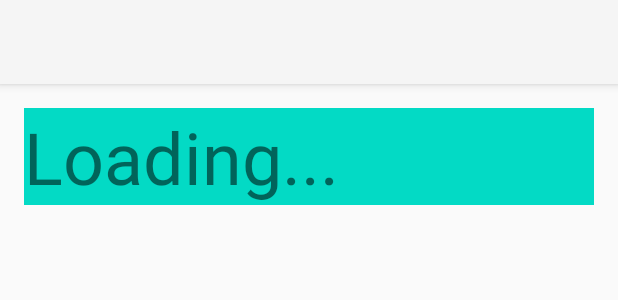
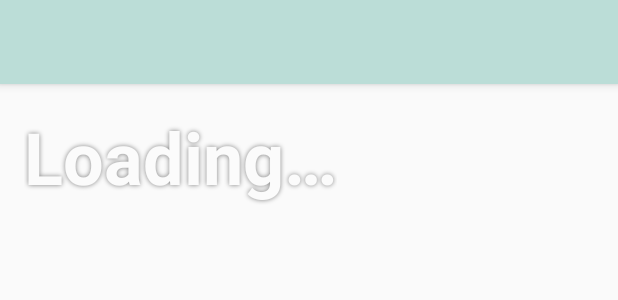
Before and after one commit to vheinamaki/weather-app, an Android app: the layout activity_main.xml on its own in the app's theme, with its tools: preview values and no code run, on a phone screen of 412 x 824 dp. Shown: the top 300 px of the screen. Run offline under Robolectric (Android 15) with nearby library versions, the phone set to English and light mode, and no system bars.

Commit message:
XML Cleanup
- Prefix layouts used by recyclerview with item_
- Move weather ui into its own layout
- Update weather ui style
- Move UI texts to strings file
- Update color theme

```diff
--- a/app/src/main/java/fi/tuni/genericweatherapp/HourlyWeatherAdapter.kt
+++ b/app/src/main/java/fi/tuni/genericweatherapp/HourlyWeatherAdapter.kt
@@ -16,7 +16,7 @@ class HourlyWeatherAdapter(private val data: ArrayList<OpenWeatherMap.Hourly>) :
     }
 
     override fun onCreateViewHolder(parent: ViewGroup, viewType: Int): HourlyWeatherHolder {
-        val view = LayoutInflater.from(parent.context).inflate(R.layout.weather_hourly, parent, false)
+        val view = LayoutInflater.from(parent.context).inflate(R.layout.item_weather_hourly, parent, false)
         return HourlyWeatherHolder(view)
     }
 
--- a/app/src/main/java/fi/tuni/genericweatherapp/LocationAdapter.kt
+++ b/app/src/main/java/fi/tuni/genericweatherapp/LocationAdapter.kt
@@ -3,7 +3,6 @@ package fi.tuni.genericweatherapp
 import android.view.LayoutInflater
 import android.view.View
 import android.view.ViewGroup
-import android.widget.Button
 import android.widget.LinearLayout
 import android.widget.TextView
 import androidx.recyclerview.widget.RecyclerView
@@ -18,7 +17,7 @@ class LocationAdapter(private val data: ArrayList<OpenWeatherMap.Location>) : Re
     }
 
     override fun onCreateViewHolder(parent: ViewGroup, viewType: Int): LocationHolder {
-        val view = LayoutInflater.from(parent.context).inflate(R.layout.location, parent, false)
+        val view = LayoutInflater.from(parent.context).inflate(R.layout.item_location, parent, false)
         return LocationHolder(view)
     }
 
--- a/app/src/main/java/fi/tuni/genericweatherapp/LocationsActivity.kt
+++ b/app/src/main/java/fi/tuni/genericweatherapp/LocationsActivity.kt
@@ -15,8 +15,6 @@ class LocationsActivity : AppCompatActivity() {
     lateinit var toolbar: Toolbar
     lateinit var recyclerView: RecyclerView
     private var adapter = LocationAdapter(ArrayList())
-
-    val dao = LocationDatabase.getInstance(this).locationDao()
 
     override fun onCreate(savedInstanceState: Bundle?) {
         super.onCreate(savedInstanceState)
@@ -43,6 +41,8 @@ class LocationsActivity : AppCompatActivity() {
             finish()
         }
 
+        val dao = LocationDatabase.getInstance(this).locationDao()
+
         thread {
             val locations = dao.getAll()
             runOnUiThread {
--- a/app/src/main/res/layout/activity_add_location.xml
+++ b/app/src/main/res/layout/activity_add_location.xml
@@ -14,7 +14,7 @@
         android:layout_width="match_parent"
         android:layout_height="wrap_content"
         android:iconifiedByDefault="false"
-        app:queryHint="Enter Location name"/>
+        app:queryHint="@string/locationsearch_hint"/>
 
     <androidx.recyclerview.widget.RecyclerView
         android:id="@+id/searchRecyclerView"
--- a/app/src/main/res/layout/activity_main.xml
+++ b/app/src/main/res/layout/activity_main.xml
@@ -28,42 +28,7 @@
                 android:scaleType="centerCrop"
                 android:contentDescription="@null" />
 
-            <LinearLayout
-                android:layout_width="match_parent"
-                android:layout_height="match_parent"
-                android:orientation="vertical">
-
-                <LinearLayout
-                    android:layout_width="match_parent"
-                    android:layout_height="wrap_content"
-                    android:layout_margin="16dp"
-                    android:background="@color/colorAccent"
-                    android:orientation="horizontal">
-
-                    <TextView
-                        android:id="@+id/tempTextView"
-                        android:layout_width="wrap_content"
-                        android:layout_height="wrap_content"
-                        android:text="Loading..."
-                        android:textSize="48sp" />
-
-                    <TextView
-                        android:id="@+id/descriptionTextView"
-                        android:layout_width="wrap_content"
-                        android:layout_height="wrap_content"
-                        android:background="@color/colorAccent"
-                        android:text=""
-                        android:textSize="24sp" />
-                </LinearLayout>
-
-                <androidx.recyclerview.widget.RecyclerView
-                    android:id="@+id/recyclerView"
-                    android:layout_width="wrap_content"
-                    android:layout_height="wrap_content"
-                    android:layout_margin="16dp"
-                    android:scrollbars="horizontal" />
-
-            </LinearLayout>
+            <include layout="@layout/weather" />
         </FrameLayout>
 
     </LinearLayout>
--- a/app/src/main/res/layout/weather_hourly.xml
+++ b/app/src/main/res/layout/item_weather_hourly.xml
@@ -2,7 +2,6 @@
 <LinearLayout xmlns:android="http://schemas.android.com/apk/res/android"
     android:layout_width="wrap_content"
     android:layout_height="wrap_content"
-    android:background="@color/colorAccent"
     android:orientation="vertical">
 
     <TextView
--- a/app/src/main/res/layout/toolbar.xml
+++ b/app/src/main/res/layout/toolbar.xml
@@ -3,7 +3,7 @@
     android:id="@+id/toolbar"
     android:layout_width="match_parent"
     android:layout_height="?attr/actionBarSize"
-    android:background="?attr/colorPrimary"
+    android:background="@color/colorPrimary"
     android:elevation="4dp"
     android:theme="@style/ThemeOverlay.AppCompat.ActionBar"
     app:layout_constraintEnd_toEndOf="parent"
--- /dev/null
+++ b/app/src/main/res/layout/weather.xml
@@ -0,0 +1,49 @@
+<?xml version="1.0" encoding="utf-8"?>
+<LinearLayout xmlns:android="http://schemas.android.com/apk/res/android"
+    android:layout_width="match_parent"
+    android:layout_height="match_parent"
+    android:orientation="vertical">
+
+    <LinearLayout
+        android:layout_width="match_parent"
+        android:layout_height="wrap_content"
+        android:layout_margin="16dp"
+        android:orientation="horizontal">
+
+        <LinearLayout
+            android:layout_width="wrap_content"
+            android:layout_height="match_parent"
+            android:orientation="vertical">
+            <TextView
+                android:id="@+id/tempTextView"
+                android:layout_width="wrap_content"
+                android:layout_height="wrap_content"
+                android:text="@string/loading"
+                android:textSize="48sp"
+                android:textStyle="bold"
+                android:textColor="@color/colorFont"
+                android:shadowColor="@color/colorTextShadow"
+                android:shadowRadius="4"/>
+
+            <TextView
+                android:id="@+id/descriptionTextView"
+                android:layout_width="wrap_content"
+                android:layout_height="wrap_content"
+                android:text=""
+                android:textSize="18sp"
+                android:textColor="@color/colorFont"
+                android:shadowColor="@color/colorTextShadow"
+                android:shadowRadius="4"
+                android:textStyle="italic"/>
+        </LinearLayout>
+    </LinearLayout>
+
+    <androidx.recyclerview.widget.RecyclerView
+        android:id="@+id/recyclerView"
+        android:layout_width="wrap_content"
+        android:layout_height="wrap_content"
+        android:layout_margin="16dp"
+        android:scrollbars="horizontal"
+        android:background="@color/colorBackground" />
+
+</LinearLayout>
--- a/app/src/main/res/menu/nav_menu.xml
+++ b/app/src/main/res/menu/nav_menu.xml
@@ -3,20 +3,20 @@
 
     <item
         android:id="@+id/navLocations"
-        android:title="Locations">
+        android:title="@string/locations">
 
         <menu>
             <item
                 android:id="@+id/navManageLocations"
-                android:title="Manage Locations" />
+                android:title="@string/manage_locations" />
         </menu>
     </item>
 
     <item
         android:id="@+id/navSettings"
-        android:title="Settings" />
+        android:title="@string/settings" />
 
     <item
         android:id="@+id/navAbout"
-        android:title="About" />
+        android:title="@string/about" />
 </menu>
--- a/app/src/main/res/values/colors.xml
+++ b/app/src/main/res/values/colors.xml
@@ -1,6 +1,9 @@
 <?xml version="1.0" encoding="utf-8"?>
 <resources>
-    <color name="colorPrimary">#6200EE</color>
-    <color name="colorPrimaryDark">#3700B3</color>
-    <color name="colorAccent">#03DAC5</color>
+    <color name="colorPrimary">#BBDDD7</color>
+    <color name="colorPrimaryDark">#8BABA6</color>
+    <color name="colorAccent">#D8E5CC</color>
+    <color name="colorFont">#FBFBFB</color>
+    <color name="colorTextShadow">#7F000000</color>
+    <color name="colorBackground">#FFFFFF</color>
 </resources>
--- a/app/src/main/res/values/strings.xml
+++ b/app/src/main/res/values/strings.xml
@@ -1,5 +1,9 @@
 <resources>
     <string name="app_name">Generic Weather App</string>
-    <!-- TODO: Remove or change this placeholder text -->
-    <string name="hello_blank_fragment">Hello blank fragment</string>
+    <string name="loading">Loading…</string>
+    <string name="locations">Locations</string>
+    <string name="manage_locations">Manage Locations</string>
+    <string name="settings">Settings</string>
+    <string name="about">About</string>
+    <string name="locationsearch_hint">Enter Location name</string>
 </resources>
```
Also changed, not shown: app/src/main/res/layout/item_location.xml (renamed from app/src/main/res/layout/location.xml).
